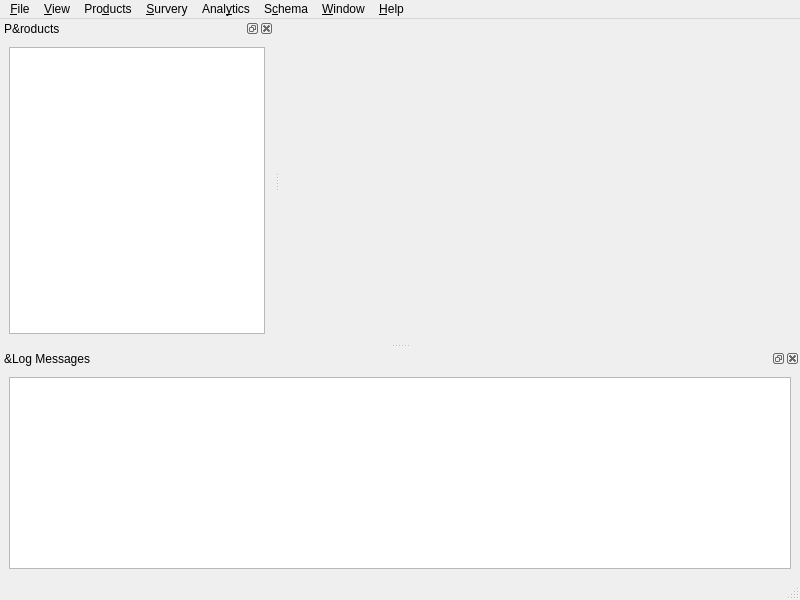
Old version of the form analyzer/mainwindow.ui in the repository KDE/kuserfeedback.
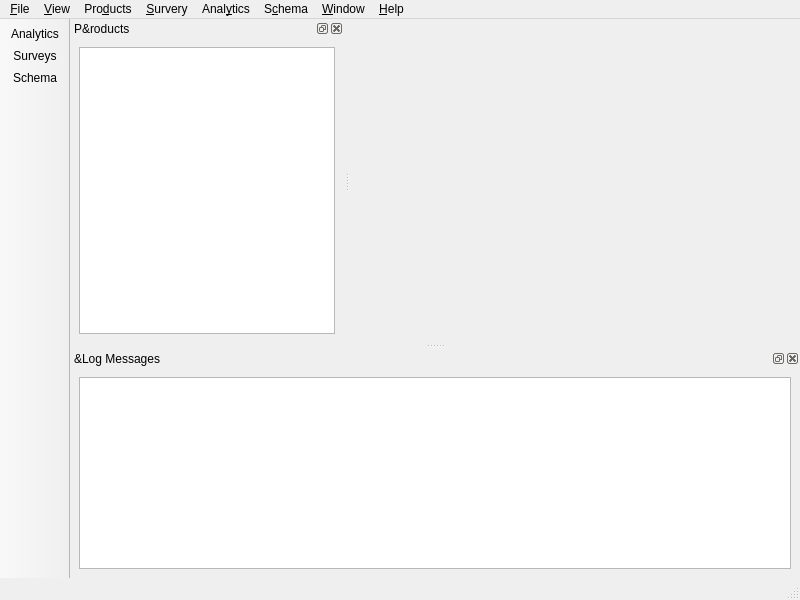
New version of the form. Icons and pictures are not drawn. Custom widgets are drawn as their Qt base class.

Commit message: Add view toolbar

```diff
--- a/analyzer/mainwindow.ui
+++ b/analyzer/mainwindow.ui
@@ -152,6 +152,29 @@
     </layout>
    </widget>
   </widget>
+  <widget class="QToolBar" name="viewToolBar">
+   <property name="windowTitle">
+    <string>View Toolbar</string>
+   </property>
+   <property name="movable">
+    <bool>false</bool>
+   </property>
+   <property name="toolButtonStyle">
+    <enum>Qt::ToolButtonTextUnderIcon</enum>
+   </property>
+   <property name="floatable">
+    <bool>false</bool>
+   </property>
+   <attribute name="toolBarArea">
+    <enum>LeftToolBarArea</enum>
+   </attribute>
+   <attribute name="toolBarBreak">
+    <bool>false</bool>
+   </attribute>
+   <addaction name="actionViewAnalytics"/>
+   <addaction name="actionViewSurveys"/>
+   <addaction name="actionViewSchema"/>
+  </widget>
   <action name="actionConnectToServer">
    <property name="text">
     <string>&amp;Connect to server...</string>
```
Left out of the diff: 30 changed lines with no effect on the pictures. The commit also changes 1 other file.
